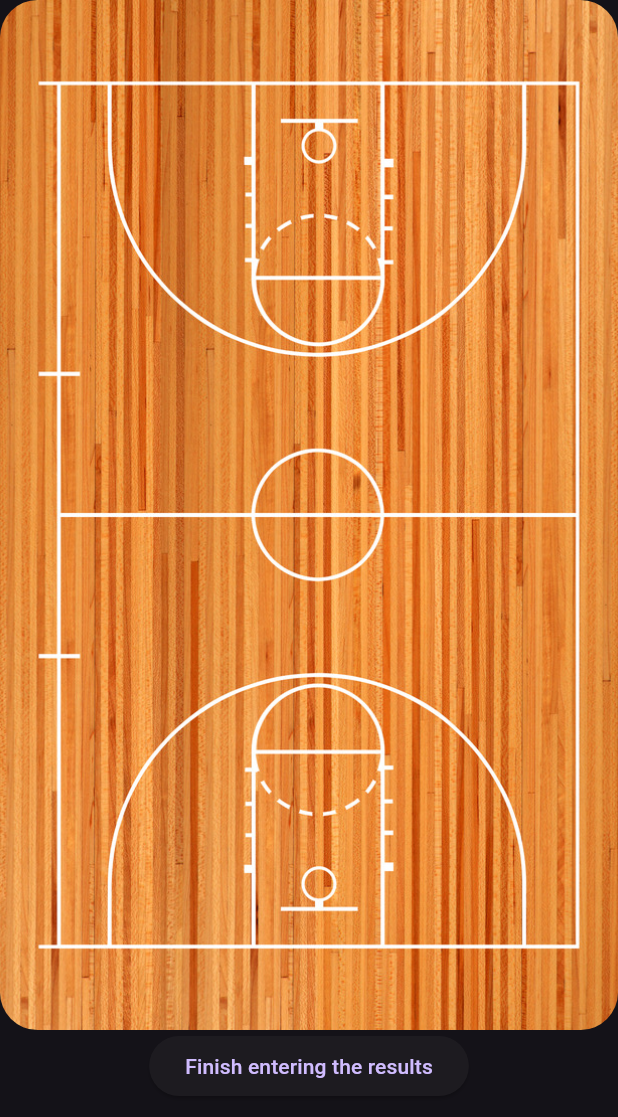
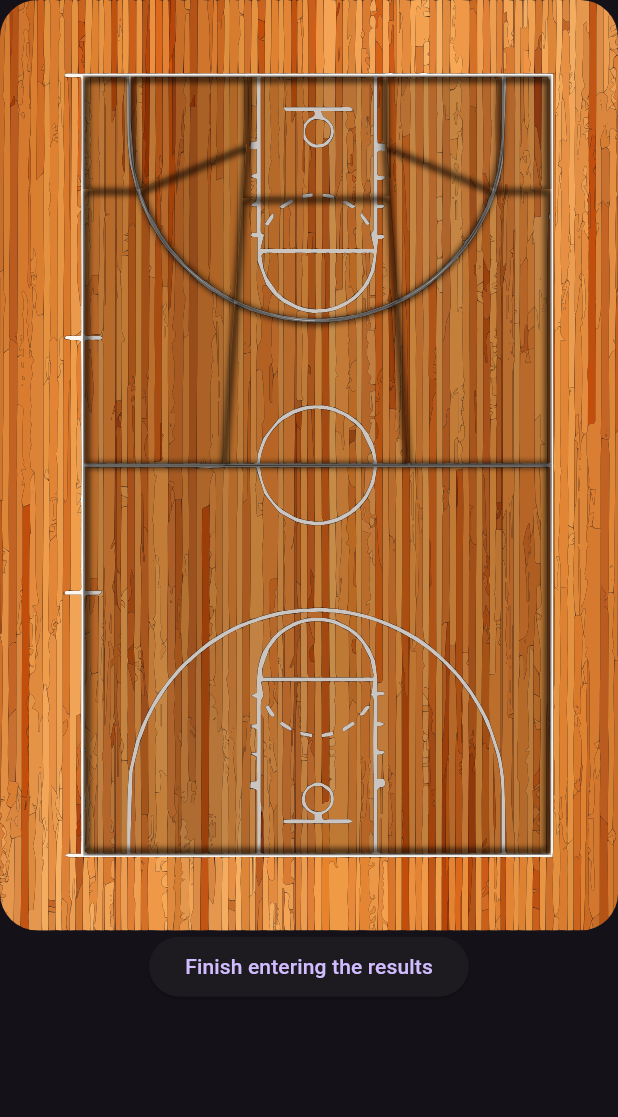
Before and after one commit to hsnta/yourCourt, a Flutter app: the CourtView widget shown alone on an empty page, opened directly, on a phone screen of 412 x 824 dp. Shown: the top 1117 px of the screen. Run offline on Flutter 3.47's test engine with Material 3 defaults, Android fonts, the phone set to English and light mode, and no system bars; our stand-ins replace flutter_svg, path_drawing.

Commit message:
clickable zones

```diff
--- /dev/null
+++ b/frontend/lib/modules/page3/input_results/court_constants.dart
@@ -0,0 +1,45 @@
+import 'package:flutter/material.dart';
+import 'package:path_drawing/path_drawing.dart';
+
+final Map<String, String> partToPathMap = {
+  "Middle 3 points":
+      "M 246.39286,280.68533 233.36411,461.3565 438.41972,460.8081 425.63466,280.49756 c 0,0 -38.16527,19.33712 -87.3274,21.48029 -36.01138,1.56988 -73.2826,-13.02545 -86.70831,-18.9054 -3.34169,-1.46353 -5.20609,-2.38712 -5.20609,-2.38712 z",
+  "Lay-ups":
+      "m 259.79697,31.970664 -0.36295,75.758536 -4.66266,59.25926 162.9082,-1.73034 -3.89041,-57.52892 -0.83328,-75.758536 z",
+  "Middle 2 points":
+      "m 254.78292,166.65322 -8.37516,114.09525 c 0,0 36.52751,19.46642 84.62341,20.97948 48.0959,1.51307 94.69387,-20.8411 94.69387,-20.8411 l -7.90937,-115.72628 z",
+  "Left Corner 2 points":
+      "M 140.17877,157.69053 259.52702,107.7292 259.65557,31.970664 H 129.86332 c 0,0 -0.20943,55.548578 1.68282,82.508366 1.42672,20.32729 8.63263,43.2115 8.63263,43.2115 z",
+  "Right Corner 2 points":
+      "M 532.37898,156.93211 413.34378,107.7292 412.78876,31.970664 H 542.7398 c 0,0 -1.05463,29.217202 -1.01325,74.834516 0.0211,23.20767 -9.34757,50.12693 -9.34757,50.12693 z",
+  "Left Corner 3 points":
+      "M 129.96605,31.970664 H 79.068137 L 79.032847,157.0351 h 61.111933 c 0,0 -7.4816,-28.08563 -8.6406,-53.2689 -1.50399,-32.679449 -1.53813,-71.795536 -1.53813,-71.795536 z",
+  "Right Corner 3 points":
+      "m 542.24865,31.970664 h 52.32017 l 0.45501,125.064436 h -62.70689 c 0,0 8.99071,-34.59756 9.12681,-51.12754 0.57846,-70.258014 0.8049,-73.936896 0.8049,-73.936896 z",
+  "Right Wing 3 points":
+      "m 425.43843,280.73121 13.04195,180.06355 156.66589,-0.42025 -0.293,-303.33941 h -63.09774 c 0,0 -0.64269,19.54978 -33.23151,63.80642 -32.58883,44.25664 -73.08559,59.88965 -73.08559,59.88965 z",
+  "Left Wing 3 points":
+      "M 233.5386,461.06184 H 79.498555 L 79.032847,157.0351 h 61.170213 c 0,0 6.48307,30.32659 33.07111,64.763 30.37631,39.34291 72.96127,59.14839 72.96127,59.14839 l -5.91234,83.87156 -5.98429,84.89208 z",
+  "Other Half":
+      "m 79.456615,460.89374 0.201137,429.4559 514.683478,-0.64122 0.85597,-429.62074 z",
+  "Left Wing 2 points":
+      "M 140.33303,157.44629 259.19872,107.7292 246.1673,281.53412 c 0,0 -35.7237,-18.25493 -66.87858,-52.30962 -27.90851,-30.50614 -38.95569,-71.77821 -38.95569,-71.77821 z",
+  "Right Wing 2 points":
+      "m 413.34378,107.7292 119.03671,49.11822 c 0,0 -7.00651,33.65488 -39.323,71.23269 -32.3165,37.57781 -67.67575,52.73415 -67.67575,52.73415 z",
+};
+
+const double translateX = 11.99959;
+const double translateY = 51.0;
+
+const int courtPictureWidth = 680;
+const int courtPictireHeight = 1024;
+
+Path calculatePath(String partName, Size size) {
+  // print(size);
+  final double scaleX = size.width / courtPictureWidth;
+  final double scaleY = size.height / courtPictireHeight;
+  Path path = parseSvgPathData(partToPathMap[partName]!);
+  path = path.transform(Matrix4.identity().scaled(scaleX, scaleY).storage);
+  path = path.shift(Offset(translateX * scaleX, translateY * scaleY));
+  return path;
+}
--- /dev/null
+++ b/frontend/lib/modules/page3/input_results/court_part_button.dart
@@ -0,0 +1,156 @@
+import 'package:flutter/material.dart';
+import 'package:frontend/modules/page3/input_results/court_parts_clipper.dart';
+import 'package:frontend/modules/page3/input_results/input_score_modal.dart';
+
+class CourtPartButton extends StatefulWidget {
+  final String partName;
+
+  const CourtPartButton(this.partName, {super.key});
+
+  @override
+  State<CourtPartButton> createState() => _CourtPartButtonState();
+}
+
+class _CourtPartButtonState extends State<CourtPartButton>
+    with SingleTickerProviderStateMixin {
+  bool _isPressed = false;
+  late AnimationController _animationController;
+
+  @override
+  void initState() {
+    super.initState();
+    _animationController = AnimationController(
+      duration: const Duration(milliseconds: 200),
+      vsync: this,
+    );
+  }
+
+  @override
+  void dispose() {
+    _animationController.dispose();
+    super.dispose();
+  }
+
+  Future<void> _dialogBuilder(BuildContext context) {
+    return showDialog<void>(
+        context: context,
+        builder: (BuildContext context) {
+          final appTheme = Theme.of(context);
+
+          return Center(
+              child: Container(
+            height: (MediaQuery.of(context).size.height * 0.25),
+            width: (MediaQuery.of(context).size.width * 0.75),
+            decoration: BoxDecoration(
+              borderRadius: const BorderRadius.all(
+                Radius.circular(16.0),
+              ),
+              color: appTheme.cardColor,
+            ),
+            child: InputScoreModal(widget.partName),
+          ));
+        });
+  }
+
+  void _handleTapDown(TapDownDetails details) {
+    setState(() {
+      _isPressed = true;
+    });
+    _animationController.forward();
+  }
+
+  void _handleTapUp(TapUpDetails details) {
+    setState(() {
+      _isPressed = false;
+    });
+    _animationController.reverse();
+    // Add your onPressed logic here
+    print('Button Pressed');
+  }
+
+  void _handleTapCancel() {
+    setState(() {
+      _isPressed = false;
+    });
+    _animationController.reverse();
+  }
+
+  @override
+  Widget build(BuildContext context) {
+    return GestureDetector(
+      onTapDown: _handleTapDown,
+      onTapUp: _handleTapUp,
+      onTapCancel: _handleTapCancel,
+      onTap: () => _dialogBuilder(context),
+      child: ClipPath(
+        clipper: CourtPartsClipper(widget.partName),
+        child: AnimatedContainer(
+          duration: const Duration(milliseconds: 50),
+          curve: Curves.easeOut,
+          decoration: BoxDecoration(
+            border: Border.all(color: Colors.black, width: 3),
+            boxShadow: _isPressed
+                ? []
+                : [
+                    BoxShadow(
+                      color: Colors.black26.withOpacity(0.2),
+                      offset: Offset(4, 4),
+                      blurRadius: 10,
+                    ),
+                  ],
+          ),
+          child: CustomPaint(
+            painter: BorderPainter(widget.partName),
+          ),
+        ),
+      ),
+    );
+  }
+}
+
+// class _CourtPartButtonState extends State<CourtPartButton> {
+//   bool _isPressed = false;
+
+//   @override
+//   Widget build(BuildContext context) {
+//     return ClipPath(
+//       clipper: Middle3PtClipper(),
+//       child: GestureDetector(
+//         onTapDown: (_) {
+//           setState(() {
+//             _isPressed = true;
+//             print('Button Pressed');
+//           });
+//         },
+//         onTapUp: (_) {
+//           setState(() {
+//             _isPressed = false;
+//             print('Button Unpressed');
+//           });
+//         },
+//         onTapCancel: () {
+//           setState(() {
+//             _isPressed = false;
+//             print('Button Canceled');
+//           });
+//         },
+//         child: AnimatedContainer(
+//           duration: Duration(milliseconds: 50),
+//           curve: Curves.easeOut,
+//           decoration: BoxDecoration(
+//             border: Border.all(),
+//             boxShadow: _isPressed
+//                 ? []
+//                 : [
+//                     const BoxShadow(
+//                       color: Colors.black26,
+//                       offset: Offset(4, 4),
+//                       blurRadius: 10,
+//                     ),
+//                   ],
+//           ),
+//         ),
+//       ),
+//     );
+//   }
+// }
--- /dev/null
+++ b/frontend/lib/modules/page3/input_results/court_parts_clipper.dart
@@ -0,0 +1,38 @@
+import 'package:flutter/material.dart';
+import 'court_constants.dart' as court_constants;
+
+class CourtPartsClipper extends CustomClipper<Path> {
+  final String partName;
+
+  CourtPartsClipper(this.partName);
+
+  @override
+  Path getClip(Size size) {
+    return court_constants.calculatePath(partName, size);
+  }
+
+  @override
+  bool shouldReclip(covariant CustomClipper<Path> oldClipper) {
+    return true;
+  }
+}
+
+class BorderPainter extends CustomPainter {
+  String partName;
+
+  BorderPainter(this.partName);
+  @override
+  void paint(Canvas canvas, Size size) {
+    final paint = Paint()
+      ..color = Colors.black
+      ..strokeWidth = 3.0
+      ..style = PaintingStyle.stroke
+      ..maskFilter = const MaskFilter.blur(BlurStyle.normal, 2);
+    canvas.drawPath(court_constants.calculatePath(partName, size), paint);
+  }
+
+  @override
+  bool shouldRepaint(CustomPainter oldDelegate) {
+    return false;
+  }
+}
--- a/frontend/lib/modules/page3/input_results/court_view.dart
+++ b/frontend/lib/modules/page3/input_results/court_view.dart
@@ -1,9 +1,10 @@
 import 'package:flutter/material.dart';
-
-import 'input_score_modal.dart';
+import 'package:flutter_svg/flutter_svg.dart';
+import 'package:frontend/modules/page3/input_results/court_part_button.dart';
+import 'court_constants.dart' as court_constants;
 
 class CourtView extends StatefulWidget {
-  const CourtView();
+  const CourtView({super.key});
 
   @override
   State<CourtView> createState() => _CourtViewState();
@@ -28,26 +29,6 @@ class _CourtViewState extends State<CourtView>
     controller = TransformationController();
   }
 
-  Future<void> _dialogBuilder(BuildContext context) {
-    return showDialog<void>(
-        context: context,
-        builder: (BuildContext context) {
-          final appTheme = Theme.of(context);
-
-          return Center(
-              child: Container(
-            height: (MediaQuery.of(context).size.height * 0.25),
-            width: (MediaQuery.of(context).size.width * 0.75),
-            decoration: BoxDecoration(
-              borderRadius: const BorderRadius.all(
-                Radius.circular(16.0),
-              ),
-              color: appTheme.cardColor,
-            ),
-            child: InputScoreModal(),
-          ));
-        });
-  }
 
   @override
   void dispose() {
@@ -58,6 +39,16 @@ class _CourtViewState extends State<CourtView>
 
   @override
   Widget build(BuildContext context) {
+    List<Widget> _buildChildWidgets() {
+      final List<Widget> courtPartsWidgets = [];
+      courtPartsWidgets.add(SvgPicture.asset("assets/basketball_no_vectors.svg",
+          fit: BoxFit.cover));
+      court_constants.partToPathMap.keys
+          .map((name) => Positioned.fill(child: CourtPartButton(name)))
+          .forEach((element) => courtPartsWidgets.add(element));
+      return courtPartsWidgets;
+    }
+
     return Column(children: [
       GestureDetector(
           onDoubleTapDown: (details) => tapDownDetails = details,
@@ -80,7 +71,7 @@ class _CourtViewState extends State<CourtView>
 
             animationController.forward(from: 0);
           },
-          onTap: () => _dialogBuilder(context),
+          // onTap: () => _dialogBuilder(context),
           child: InteractiveViewer(
               transformationController: controller,
               clipBehavior: Clip.none,
@@ -89,12 +80,12 @@ class _CourtViewState extends State<CourtView>
               maxScale: 2.5,
               scaleEnabled: true,
               child: AspectRatio(
-                  aspectRatio: 0.6,
+                  aspectRatio: 680 / 1024,
                   child: ClipRRect(
-                    borderRadius: BorderRadius.circular(25),
-                    child:
-                        Image.asset("assets/basketball.jpg", fit: BoxFit.cover),
-                  )))),
+                      borderRadius: BorderRadius.circular(25),
+                      child: Material(
+                        child: Stack(children: _buildChildWidgets()),
+                      ))))),
       ElevatedButton(
           onPressed: () => Navigator.of(context).pop(),
           child: Text("Finish entering the results"))
--- a/frontend/lib/modules/page3/input_results/input_score_modal.dart
+++ b/frontend/lib/modules/page3/input_results/input_score_modal.dart
@@ -2,8 +2,9 @@ import 'package:flutter/material.dart';
 import 'dart:math';
 
 class InputScoreModal extends StatefulWidget {
-  const InputScoreModal({super.key});
+  final String partName;
 
+  const InputScoreModal(this.partName);
   @override
   State<StatefulWidget> createState() => _InputScoreModalState();
 }
@@ -50,7 +51,7 @@ class _InputScoreModalState extends State<InputScoreModal> {
 
     return Column(
       children: [
-        Text("Left Wing", style: theme.textTheme.headlineLarge),
+        Text(widget.partName, style: theme.textTheme.headlineMedium),
         Expanded(
             child: Center(
                 child: Row(
--- a/frontend/pubspec.yaml
+++ b/frontend/pubspec.yaml
@@ -30,10 +30,13 @@ environment:
 dependencies:
   flutter:
     sdk: flutter
+  xml: ^6.3.0
+  path_drawing: ^1.0.1
 
   # The following adds the Cupertino Icons font to your application.
   # Use with the CupertinoIcons class for iOS style icons.
   cupertino_icons: ^1.0.6
+  flutter_svg: ^2.0.10+1
 
 dev_dependencies:
   flutter_test:
@@ -57,6 +60,8 @@ flutter:
   uses-material-design: true
   assets:
     - assets/basketball.jpg
+    - assets/basketball_no_vectors.jpg
+    - assets/basketball_no_vectors.svg
 
   # To add assets to your application, add an assets section, like this:
   # assets:
```
Also changed, not shown: frontend/assets/basketball.svg (added), frontend/assets/basketball_no_vectors.jpg (added), frontend/assets/basketball_no_vectors.svg (added), frontend/assets/basketball_only_vectors.svg (added), frontend/pubspec.lock.
